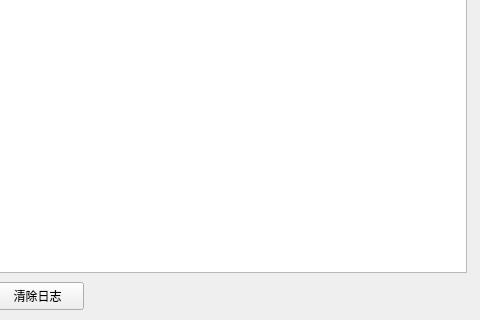
Before: the Qt Designer form vcutter.ui in choueric/vcutter, drawn with Qt 5; both pictures show x 609 to 1089 and y 398 to 718 of the 1089 by 718 pixel window.
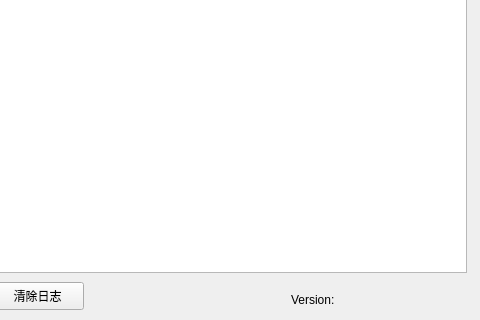
After: the same form once the commit is applied.

Diff of the .ui file:
```diff
--- a/vcutter.ui
+++ b/vcutter.ui
@@ -125,6 +125,19 @@
      <string>偏差：</string>
     </property>
    </widget>
+   <widget class="QLabel" name="versionLabel">
+    <property name="geometry">
+     <rect>
+      <x>900</x>
+      <y>690</y>
+      <width>121</width>
+      <height>16</height>
+     </rect>
+    </property>
+    <property name="text">
+     <string>Version:</string>
+    </property>
+   </widget>
   </widget>
  </widget>
  <layoutdefault spacing="6" margin="11"/>
```
